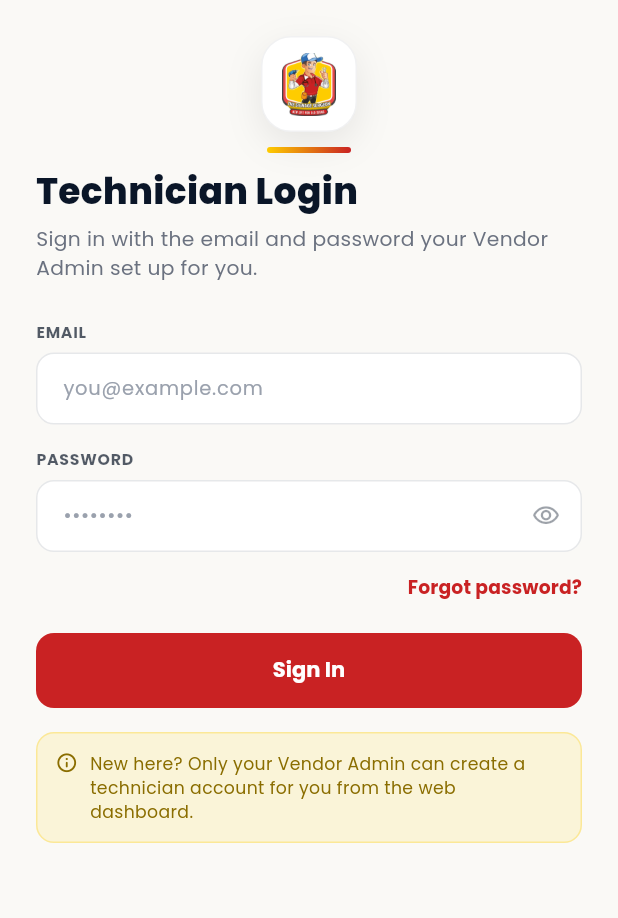
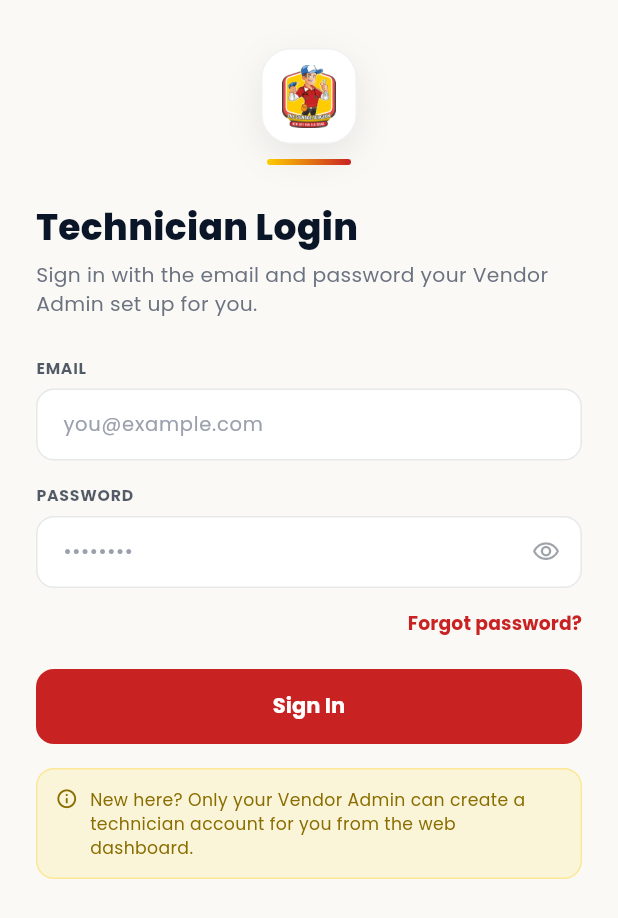
Before and after one commit to shaileshpatel008/signage-surgeon-technician-app, a Flutter app: the screen it shows after launch, on a phone screen of 412 x 824 dp. Shown: the top 918 px of the screen. Run offline on Flutter 3.47's test engine with Material 3 defaults, Android fonts, the phone set to English and light mode, and no system bars; our stand-ins replace cached_network_image, cloud_firestore, dio, equatable, firebase_auth, firebase_core and 9 more; missing offline and left inert: flutter_reactive_ble, maps_launcher; accounts and stored records are empty.

Commit message:
Fix login screen vertical balance
The logo/title/form Column sat inside Expanded(SingleChildScrollView),
which left the form pinned to the top and a large empty gap below it
whenever the form was shorter than the viewport (the normal case with
the keyboard closed) — the layout looked top-heavy and unbalanced.

Wrapped the scroll content in ConstrainedBox(minHeight: viewport) +
IntrinsicHeight so the Column always fills the screen, kept the logo
block at a fixed offset from the top, and centered the credentials/OTP
form in the remaining space with Expanded + Center. Still scrolls
normally once the keyboard pushes content taller than the viewport.

Co-Authored-By: Claude Sonnet 5 <noreply@anthropic.com>
Claude-Session: https://claude.ai/code/session_01UCki78TAvbkusvfYgY8N5V

```diff
--- a/lib/features/login/views/login_view.dart
+++ b/lib/features/login/views/login_view.dart
@@ -16,9 +16,23 @@ class LoginView extends GetView<LoginController> {
     return Scaffold(
       backgroundColor: AppColors.brandOffwhite,
       body: SafeArea(
+        // A plain Column + Expanded(ScrollView) left the form pinned to the
+        // top with a large dead zone below it whenever the form is shorter
+        // than the screen (the common case, keyboard closed). Sizing the
+        // scroll content to at least the viewport height and centering the
+        // form in the remaining space (below the fixed logo block) balances
+        // the page instead, while still scrolling normally once the
+        // keyboard pushes the content taller than the viewport.
+        child: LayoutBuilder(
+          builder: (context, constraints) {
+            return SingleChildScrollView(
+              padding: const EdgeInsets.symmetric(horizontal: 24),
+              child: ConstrainedBox(
+                constraints: BoxConstraints(minHeight: constraints.maxHeight),
+                child: IntrinsicHeight(
                   child: Column(
                     children: [
-            const SizedBox(height: 24),
+                      const SizedBox(height: 32),
                       Container(
                         width: 64,
                         height: 64,
@@ -26,7 +40,9 @@ class LoginView extends GetView<LoginController> {
                           color: AppColors.white,
                           borderRadius: BorderRadius.circular(AppDimensions.radiusXl),
                           border: Border.all(color: AppColors.borderLight),
-                boxShadow: [BoxShadow(color: Colors.black.withValues(alpha: 0.08), blurRadius: 20, offset: const Offset(0, 8))],
+                          boxShadow: [
+                            BoxShadow(color: Colors.black.withValues(alpha: 0.08), blurRadius: 20, offset: const Offset(0, 8)),
+                          ],
                         ),
                         padding: const EdgeInsets.all(10),
                         child: Image.asset('assets/images/logo.png', fit: BoxFit.contain),
@@ -41,8 +57,11 @@ class LoginView extends GetView<LoginController> {
                         ),
                       ),
                       Expanded(
-              child: SingleChildScrollView(
-                padding: const EdgeInsets.fromLTRB(24, 8, 24, 24),
+                        child: Center(
+                          child: SizedBox(
+                            width: double.infinity,
+                            child: Padding(
+                              padding: const EdgeInsets.symmetric(vertical: 24),
                               child: Obx(
                                 () => controller.step.value == LoginStep.credentials
                                     ? _CredentialsStep(controller: controller)
@@ -50,7 +69,14 @@ class LoginView extends GetView<LoginController> {
                               ),
                             ),
                           ),
+                        ),
+                      ),
                     ],
+                  ),
+                ),
+              ),
+            );
+          },
         ),
       ),
     );
```
Lines whose indentation alone changed are shown as unchanged.
